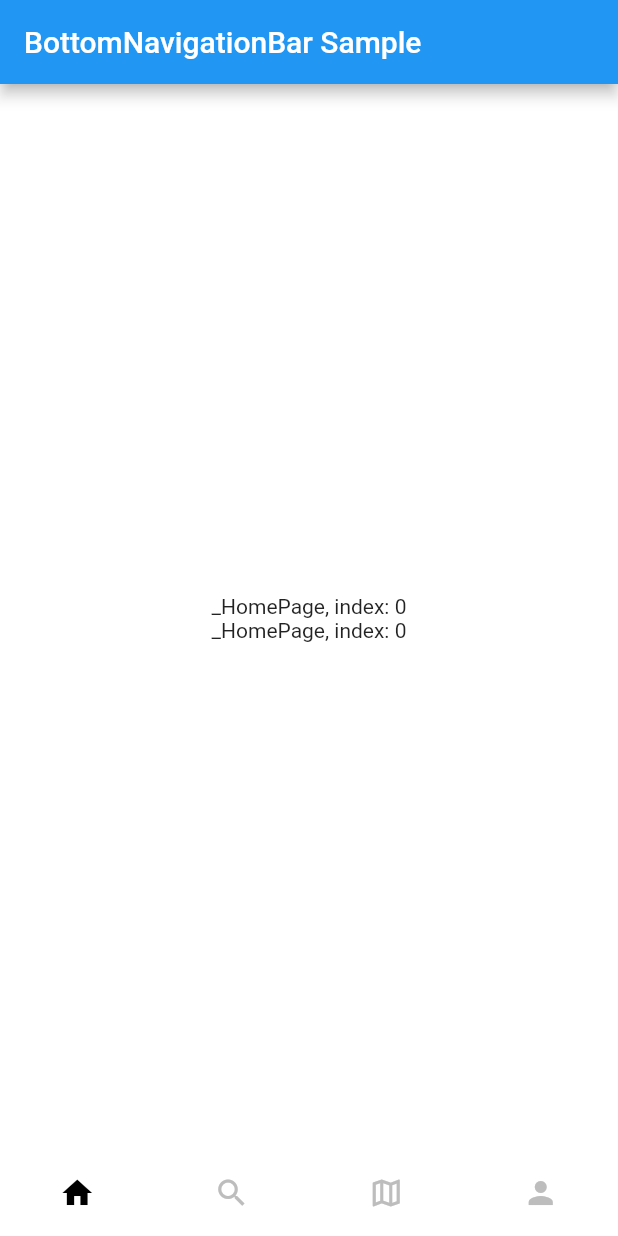
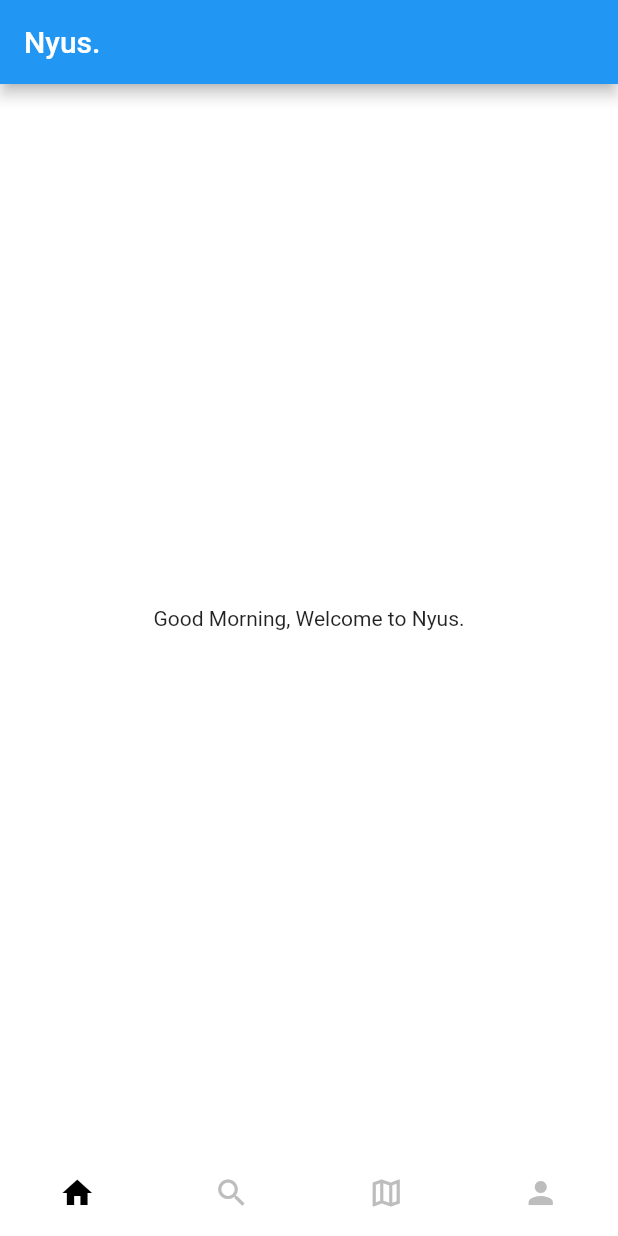
Before and after one commit to faizinkholiq/nyus_app, a Flutter app: the screen it shows after launch, on a phone screen of 412 x 824 dp. Run offline on Flutter 3.47's test engine with Material 2 defaults, Android fonts, the phone set to English and light mode, and no system bars; our stand-ins replace flutter_platform_widgets, flutter_zoom_drawer.

Commit message:
update init main

```diff
--- a/lib/main.dart
+++ b/lib/main.dart
@@ -59,7 +59,7 @@ class _MyStatefulWidgetState extends State<MyStatefulWidget> {
     return Scaffold(
       backgroundColor: Colors.white,
       appBar: AppBar(
-        title: const Text('BottomNavigationBar Sample'),
+        title: const Text('Nyus.'),
       ),
       body: Center(
         child: _widgetOptions.elementAt(_selectedIndex),
@@ -108,10 +108,8 @@ class _HomePage extends StatelessWidget {
       child: Column(
         children: [
           Center(
-            child: new Text('_HomePage, index: $index'),
-          ),
-          Center(
-            child: new Text('_HomePage, index: $index'),
+            // child: new Text('_HomePage, index: $index'),
+            child: new Text('Good Morning, Welcome to Nyus.'),
           ),
         ],
       ),
```
